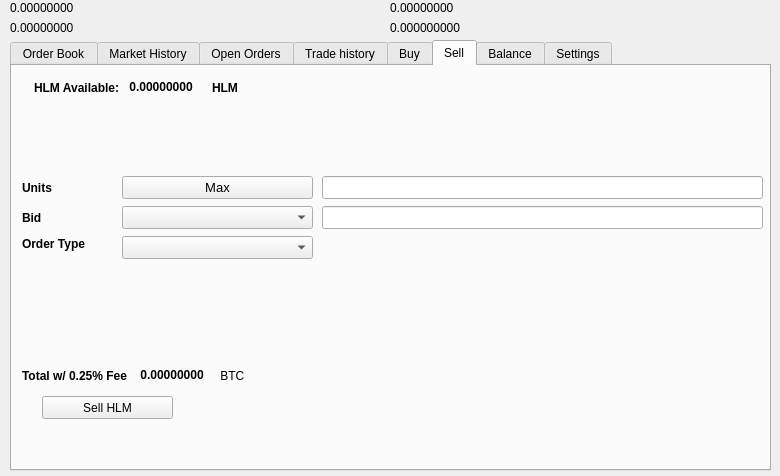
Before: the Qt Designer form src/qt/forms/tradingdialog.ui in faetos/binkdogcoin, drawn with Qt 5.
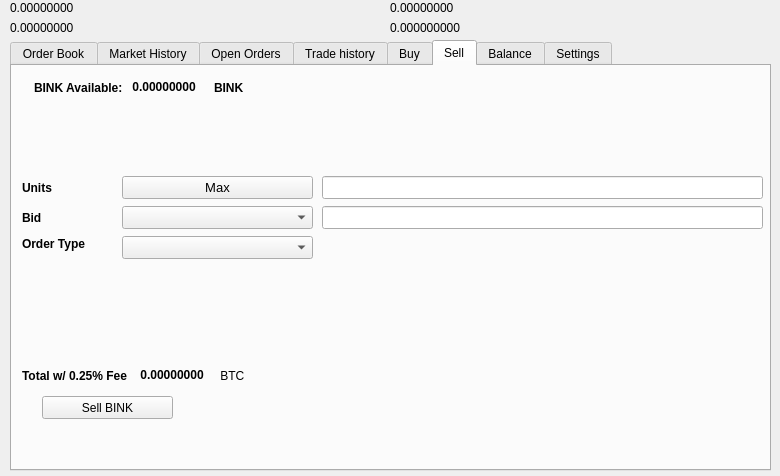
After: the same form once the commit is applied. The open tabs and pages were chosen to show the change. Icons and pictures are not drawn.

```diff
--- a/src/qt/forms/tradingdialog.ui
+++ b/src/qt/forms/tradingdialog.ui
@@ -1751,7 +1751,7 @@
       </rect>
      </property>
      <property name="text">
-      <string>Sell HLM</string>
+      <string>Sell BINK</string>
      </property>
      <property name="icon">
       <iconset resource="../bitcoin.qrc">
@@ -1777,7 +1777,7 @@
          </font>
         </property>
         <property name="text">
-         <string>HLM Available:</string>
+         <string>BINK Available:</string>
         </property>
        </widget>
       </item>
@@ -2221,7 +2221,7 @@
          </font>
         </property>
         <property name="text">
-         <string>HLM</string>
+         <string>BINK</string>
         </property>
        </widget>
       </item>
```
Left out of the diff: 34 changed lines with no effect on the pictures.
